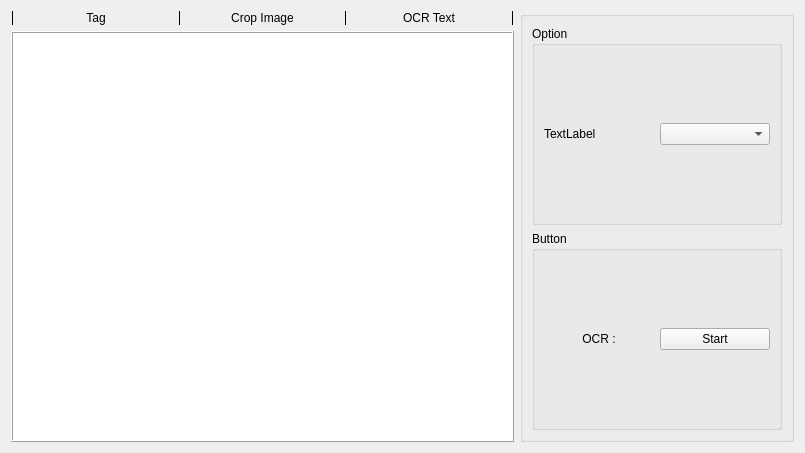
Qt form src/widget/ocr_detect_widget/ocr_detect_widget.ui (IDK-Silver/Customize_OCR) before a commit.
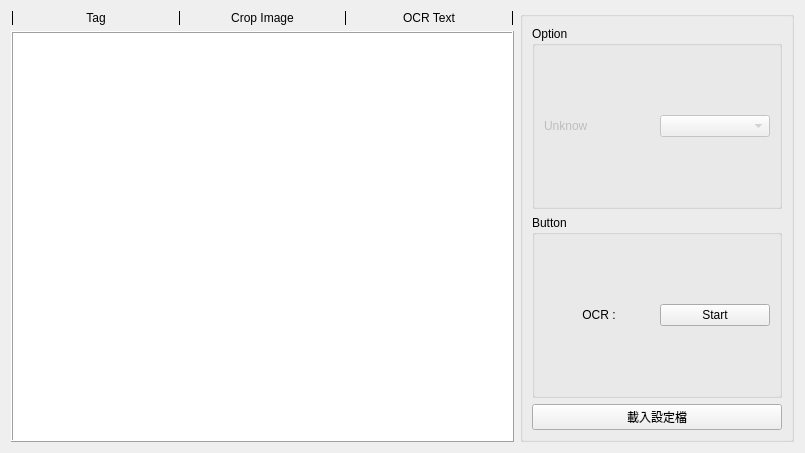
The same form after that commit.

```diff
--- a/src/widget/ocr_detect_widget/ocr_detect_widget.ui
+++ b/src/widget/ocr_detect_widget/ocr_detect_widget.ui
@@ -149,13 +149,20 @@
         <layout class="QGridLayout" name="gridLayout_2">
          <item row="0" column="0">
           <widget class="QLabel" name="label_4">
+           <property name="enabled">
+            <bool>false</bool>
+           </property>
            <property name="text">
-            <string>TextLabel</string>
+            <string>Unknow</string>
            </property>
           </widget>
          </item>
          <item row="0" column="1">
-          <widget class="QComboBox" name="comboBox"/>
+          <widget class="QComboBox" name="comboBox">
+           <property name="enabled">
+            <bool>false</bool>
+           </property>
+          </widget>
          </item>
         </layout>
        </widget>
@@ -192,6 +199,13 @@
         </layout>
        </widget>
       </item>
+      <item>
+       <widget class="QPushButton" name="pb_load_setting_file">
+        <property name="text">
+         <string>載入設定檔</string>
+        </property>
+       </widget>
+      </item>
      </layout>
     </widget>
    </item>
```
Left out of the diff: 2 changed lines with no effect on the pictures.
